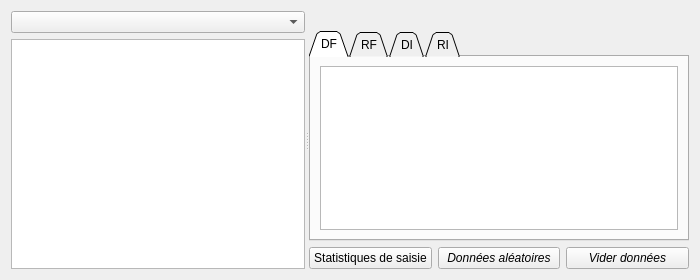
GiPiLab/ProtonClassicSuite, file formeditaudit.ui: the form before one commit.
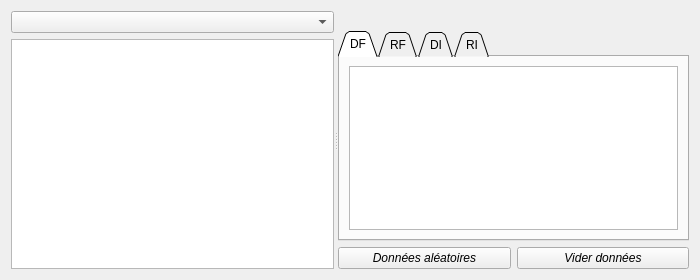
The form after the commit.

Commit message: Create random trees, fix editing in formeditaudit

```diff
--- a/formeditaudit.ui
+++ b/formeditaudit.ui
@@ -188,13 +188,6 @@
        </item>
        <item>
         <layout class="QHBoxLayout" name="horizontalLayout_5">
-         <item>
-          <widget class="QPushButton" name="auditStatsButton">
-           <property name="text">
-            <string>Statistiques de saisie</string>
-           </property>
-          </widget>
-         </item>
          <item>
           <widget class="QPushButton" name="randomDataButton">
            <property name="font">
```
Left out of the diff: 2 changed lines with no effect on the pictures. The commit also changes 13 other files.
